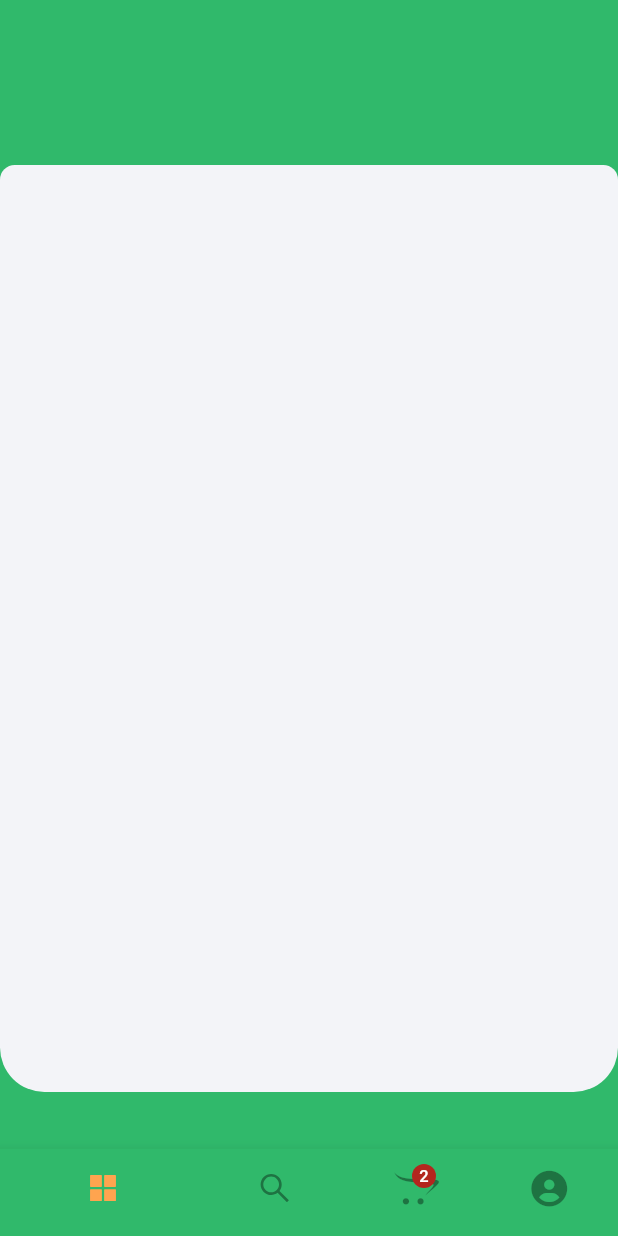
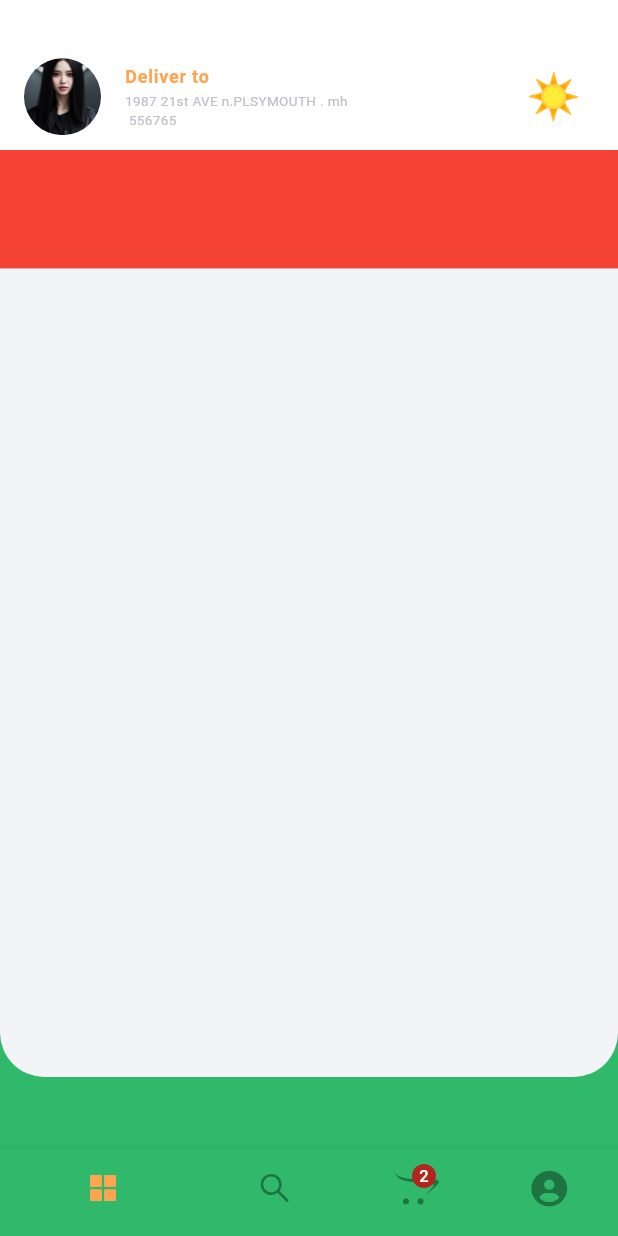
Before and after one commit to Najam-ud-Din/Foody-App, a Flutter app: the screen it shows after launch, on a phone screen of 412 x 824 dp. Run offline on Flutter 3.47's test engine with Material 3 defaults, Android fonts, the phone set to English and light mode, and no system bars; our stand-ins replace device_preview, flutter_screenutil, flutter_vector_icons, get; project files that could hold a hidden picture were left out.

Commit message:
modified files

```diff
--- /dev/null
+++ b/lib/commons/custom_appbar.dart
@@ -0,0 +1,84 @@
+import 'package:flutter/material.dart';
+import 'package:flutter_screenutil/flutter_screenutil.dart';
+import 'package:foody/constants/constants.dart';
+
+class CustomAppbar extends StatelessWidget {
+  const CustomAppbar({super.key});
+
+  @override
+  Widget build(BuildContext context) {
+    return Container(
+        //color: Colors.red,
+        width: width,
+        height: 27.h,
+        child: ListTile(
+            leading: CircleAvatar(
+                radius: 26.r,
+                // backgroundColor: kSecondary,
+                backgroundImage: const AssetImage('assets/images/profile.jpg')),
+            title: Text(
+              "Deliver to",
+              style: TextStyle(
+                  fontSize: 12, color: kSecondary, fontWeight: FontWeight.w600),
+            ),
+            subtitle: Text(
+              "1987 21st AVE n.PLSYMOUTH . mh \n 556765",
+              overflow: TextOverflow.ellipsis,
+              style: TextStyle(
+                  fontSize: 9,
+                  color: kGrayLight,
+                  fontWeight: FontWeight.normal),
+            ),
+            trailing: Text(
+              gettimeofday(),
+              style: TextStyle(fontSize: 30),
+            )));
+  }
+
+  String gettimeofday() {
+    DateTime now = DateTime.now();
+    int hours = now.hour;
+
+    if (hours >= 0 && hours < 12) {
+      return "☀️";
+    } else if (hours >= 12 && hours < 16) {
+      return '⛅';
+    } else {
+      return '🌙';
+    }
+  }
+}
+
+
+
+// Row(
+//         mainAxisAlignment: MainAxisAlignment.spaceAround,
+//         crossAxisAlignment: CrossAxisAlignment.end,
+//         children: [
+//           Row(
+//             crossAxisAlignment: CrossAxisAlignment.end,
+//             children: [
+//               CircleAvatar(
+//                 radius: 25.r,
+//                 backgroundColor: kSecondary,
+//               ),
+//               Padding(
+//                 padding: EdgeInsets.only(bottom: 6.h, left: 8.h),
+//                 child: Column(
+//                   mainAxisAlignment: MainAxisAlignment.end,
+//                   crossAxisAlignment: CrossAxisAlignment.start,
+//                   children: [
+//                     Text(
+//                       "Deliver to ",
+//                       style: TextStyle(
+//                           fontSize: 13,
+//                           color: kSecondary,
+//                           fontWeight: FontWeight.w600),
+//                     )
+//                   ],
+//                 ),
+//               )
+//             ],
+//           ),
+//         ],
+//       ),
--- a/lib/commons/custom_container.dart
+++ b/lib/commons/custom_container.dart
@@ -13,8 +13,8 @@ class Customcontainer extends StatelessWidget {
       width: width,
       child: ClipRRect(
         borderRadius: BorderRadius.only(
-          topLeft: Radius.circular(10.r),
-          topRight: Radius.circular(10.r),
+          //topLeft: Radius.circular(10.r),
+          //topRight: Radius.circular(10.r),
           bottomLeft: Radius.circular(30.r),
           bottomRight: Radius.circular(30.r),
         ),
--- a/lib/main.dart
+++ b/lib/main.dart
@@ -1,3 +1,5 @@
+import 'package:device_preview/device_preview.dart';
+import 'package:flutter/foundation.dart';
 import 'package:flutter/material.dart';
 import 'package:flutter_screenutil/flutter_screenutil.dart';
 import 'package:foody/constants/constants.dart';
@@ -5,7 +7,8 @@ import 'package:foody/views/entrypoint.dart';
 import 'package:get/get_navigation/src/root/get_material_app.dart';
 
 void main() {
-  runApp(const MyApp());
+  runApp(
+      DevicePreview(enabled: !kReleaseMode, builder: ((context) => MyApp())));
 }
 
 class MyApp extends StatelessWidget {
@@ -21,6 +24,9 @@ class MyApp extends StatelessWidget {
         // Use builder only if you need to use library outside ScreenUtilInit context
         builder: (centext, child) {
           return GetMaterialApp(
+            useInheritedMediaQuery: true,
+            locale: DevicePreview.locale(context),
+            builder: DevicePreview.appBuilder,
             debugShowCheckedModeBanner: false,
             title: 'First Method',
             // You can use the library anywhere in the app even in theme
--- a/lib/views/home/home_page.dart
+++ b/lib/views/home/home_page.dart
@@ -1,7 +1,9 @@
 import 'package:flutter/material.dart';
 import 'package:flutter_screenutil/flutter_screenutil.dart';
+import 'package:foody/commons/custom_appbar.dart';
 import 'package:foody/commons/custom_container.dart';
 import 'package:foody/constants/constants.dart';
+import 'package:foody/views/home/widgets/categorylist.dart';
 
 class HomePage extends StatelessWidget {
   const HomePage({super.key});
@@ -13,12 +15,18 @@ class HomePage extends StatelessWidget {
         appBar: PreferredSize(
           preferredSize: Size.fromHeight(130.h),
           child: Container(
-            height: 110,
-          ),
+              padding: EdgeInsets.only(top: 35.h),
+              color: Colors.white,
+              height: 100,
+              child: CustomAppbar()),
         ),
         body: SafeArea(
             child: Customcontainer(
-          Containercontent: Container(),
+          Containercontent: Column(
+            children: [
+              Categorylist(),
+            ],
+          ),
         )));
   }
 }
--- /dev/null
+++ b/lib/views/home/widgets/categorylist.dart
@@ -0,0 +1,26 @@
+import 'package:flutter/material.dart';
+import 'package:flutter_screenutil/flutter_screenutil.dart';
+import 'package:foody/constants/uidata.dart';
+
+class Categorylist extends StatelessWidget {
+  const Categorylist({super.key});
+
+  @override
+  Widget build(BuildContext context) {
+    return Container(
+      height: 80.h,
+      color: Colors.red,
+      padding: EdgeInsets.only(left: 12.w, top: 10.h),
+      child: ListView(
+        scrollDirection: Axis.horizontal,
+        children: List.generate(categories.length, (i) {
+          var category = categories[i];
+          return Container(
+            color: Colors.yellow,
+            margin: EdgeInsets.only(right: 5.w),
+          );
+        }),
+      ),
+    );
+  }
+}
--- a/lib/views/profile/profile_page.dart
+++ b/lib/views/profile/profile_page.dart
@@ -1,5 +1,6 @@
 import 'package:flutter/material.dart';
 import 'package:flutter_screenutil/flutter_screenutil.dart';
+import 'package:foody/commons/custom_appbar.dart';
 import 'package:foody/commons/custom_container.dart';
 import 'package:foody/constants/constants.dart';
 
@@ -12,9 +13,7 @@ class profilepage extends StatelessWidget {
         backgroundColor: kPrimary,
         appBar: PreferredSize(
           preferredSize: Size.fromHeight(130.h),
-          child: Container(
-            height: 110,
-          ),
+          child: CustomAppbar(),
         ),
         body: SafeArea(
             child: Customcontainer(
--- a/pubspec.yaml
+++ b/pubspec.yaml
@@ -64,6 +64,7 @@ dependencies:
 
 
 
+
 dev_dependencies:
   flutter_test:
     sdk: flutter
```
